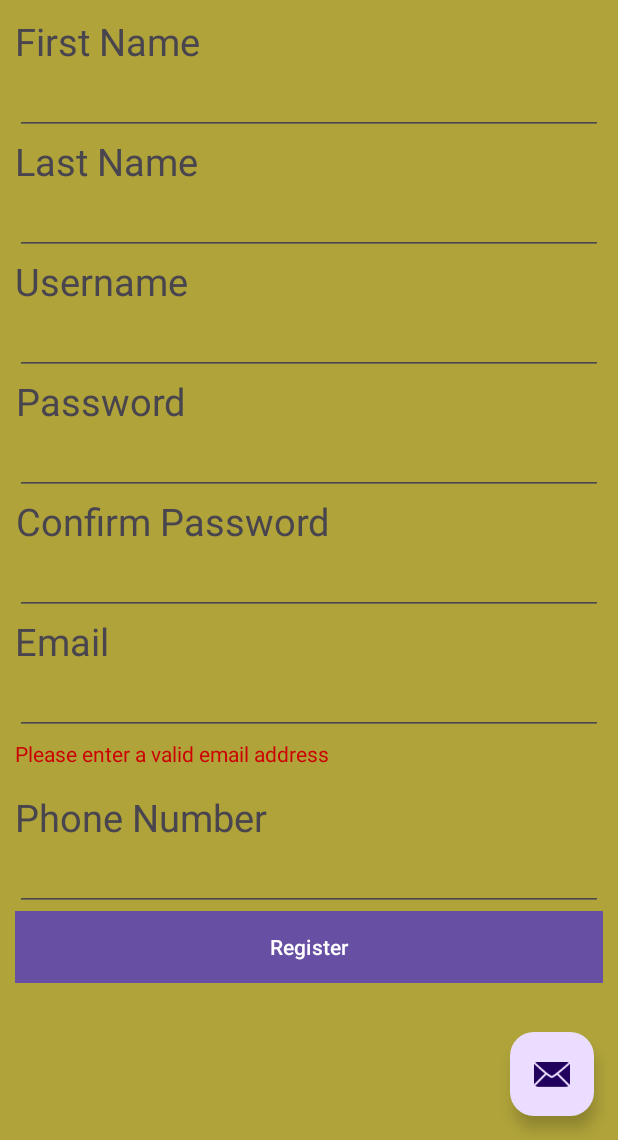
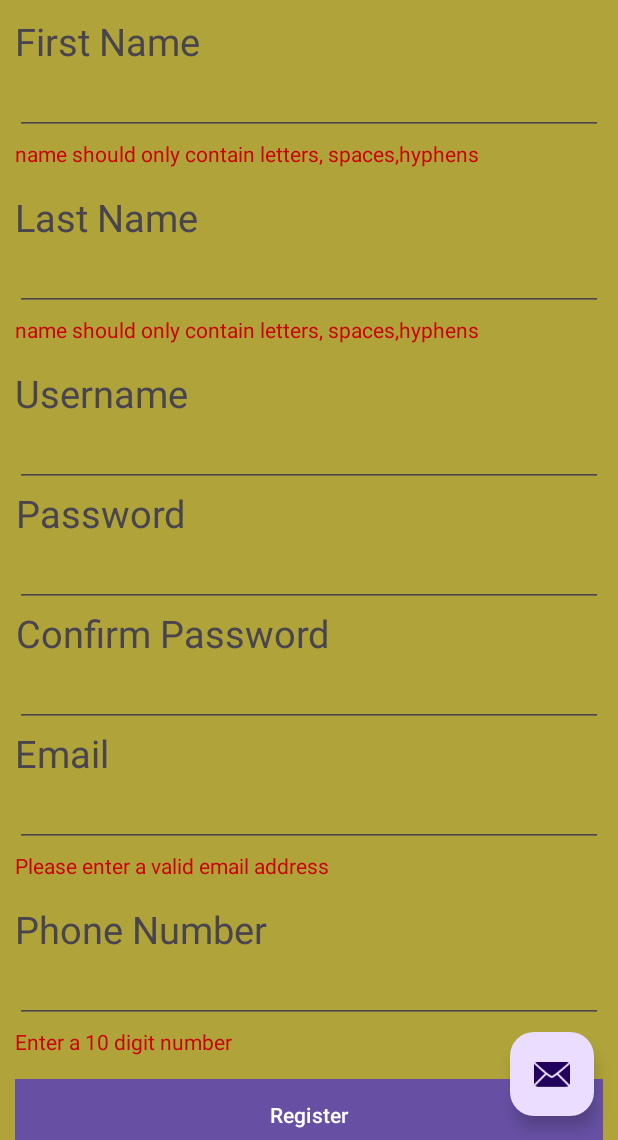
Before and after one commit to balsharif2023/Group9, an Android app: the RegistrationPage screen opened through its navigation route, after a tap on "Register", on a phone screen of 412 x 824 dp, the part 96-1236 px from its top. Run offline under Robolectric (Android 15) with nearby library versions, the phone set to English and light mode, and no system bars; our stand-ins replace Volley, navigation-ui.

Commit message:
Form validation is functional, pdf download in progress.

```diff
--- a/build.gradle.kts
+++ b/build.gradle.kts
@@ -39,6 +39,7 @@ dependencies {
     implementation("androidx.navigation:navigation-fragment:2.5.3")
     implementation("androidx.navigation:navigation-ui:2.5.3")
     implementation("com.android.volley:volley:1.2.1")
+
     testImplementation("junit:junit:4.13.2")
     androidTestImplementation("androidx.test.ext:junit:1.1.5")
     androidTestImplementation("androidx.test.espresso:espresso-core:3.5.1")
--- a/src/main/AndroidManifest.xml
+++ b/src/main/AndroidManifest.xml
@@ -29,4 +29,6 @@
     <!-- permissions for INTERNET -->
     <uses-permission android:name="android.permission.INTERNET"/>
 
+    <uses-permission android:name="android.permission.ACCESS_NETWORK_STATE" />
+
 </manifest>
--- a/src/main/java/com/example/secureonlinesharing/DocumentViewer.java
+++ b/src/main/java/com/example/secureonlinesharing/DocumentViewer.java
@@ -5,6 +5,7 @@ import android.content.res.AssetFileDescriptor;
 import android.content.res.Resources;
 import android.graphics.Bitmap;
 import android.net.Uri;
+import android.os.AsyncTask;
 import android.os.Bundle;
 import android.os.ParcelFileDescriptor;
 import android.util.DisplayMetrics;
@@ -17,6 +18,9 @@ import android.widget.ImageView;
 import android.widget.MediaController;
 import android.graphics.pdf.PdfRenderer;
 
+
+
+
 import androidx.annotation.NonNull;
 import androidx.annotation.RawRes;
 import androidx.fragment.app.Fragment;
@@ -25,11 +29,16 @@ import androidx.navigation.fragment.NavHostFragment;
 import com.example.secureonlinesharing.databinding.DocumentViewerBinding;
 import com.example.secureonlinesharing.databinding.FragmentThirdBinding;
 
+import java.io.BufferedInputStream;
 import java.io.File;
 import java.io.FileOutputStream;
 import java.io.IOException;
 import java.io.InputStream;
+import java.net.HttpURLConnection;
 import java.net.URI;
+import java.net.URL;
+
+import javax.net.ssl.HttpsURLConnection;
 
 public class DocumentViewer extends Fragment {
 
@@ -37,6 +46,14 @@ public class DocumentViewer extends Fragment {
     private int pdfPageNum;
 
     private PdfRenderer renderer;
+
+    // creating a variable
+    // for PDF view.
+   // PDFView pdfView;
+
+    // url of our PDF file.
+    String pdfurl = "https://innshomebase.com/securefilesharing/develop/public/loremipsum.pdf";
+
 
     @Override
     public View onCreateView(
@@ -112,6 +129,9 @@ public class DocumentViewer extends Fragment {
         super.onViewCreated(view, savedInstanceState);
 
        // ((MainActivity) getActivity()).backButton.setVisibility(View.VISIBLE);
+
+
+        new RetrievePDFfromUrl().execute(pdfurl);
         ImageButton backButton = getActivity().findViewById(R.id.backButton);
         if (backButton!= null)
         {
@@ -133,13 +153,13 @@ public class DocumentViewer extends Fragment {
         int pdfResource = R.raw.sample;
 
 
-        try {
-            renderer = openPdfFromRaw(getActivity(),binding.pdfView,
-                    getResources().openRawResource(pdfResource),
-                    pdfPageNum);
-        } catch (IOException e) {
-            throw new RuntimeException(e);
-        }
+//        try {
+////          //  renderer = openPdfFromRaw(getActivity(),binding.pdfView,
+////                    getResources().openRawResource(pdfResource),
+////                    pdfPageNum);
+//        } catch (IOException e) {
+//            throw new RuntimeException(e);
+//        }
 
         binding.pdfForwardButton.setOnClickListener(new View.OnClickListener() {
             @Override
@@ -197,6 +217,47 @@ public class DocumentViewer extends Fragment {
 
     }
 
+    // create an async task class for loading pdf file from URL.
+    class RetrievePDFfromUrl extends AsyncTask<String, Void, InputStream> {
+        @Override
+        protected InputStream doInBackground(String... strings) {
+            // we are using inputstream
+            // for getting out PDF.
+            InputStream inputStream = null;
+            try {
+                URL url = new URL(strings[0]);
+                // below is the step where we are
+                // creating our connection.
+                HttpURLConnection urlConnection = (HttpsURLConnection) url.openConnection();
+                if (urlConnection.getResponseCode() == 200) {
+                    // response is success.
+                    // we are getting input stream from url
+                    // and storing it in our variable.
+                    inputStream = new BufferedInputStream(urlConnection.getInputStream());
+                }
+
+            } catch (IOException e) {
+                // this is the method
+                // to handle errors.
+                e.printStackTrace();
+                return null;
+            }
+            return inputStream;
+        }
+
+        @Override
+        protected void onPostExecute(InputStream inputStream) {
+            // after the execution of our async
+            // task we are loading our pdf in our pdf view.
+            try {
+                openPdfFromRaw(getActivity(),binding.pdfView,inputStream,0);
+            } catch (IOException e) {
+                throw new RuntimeException(e);
+            }
+        }
+    }
+
+
     @Override
     public void onDestroyView() {
         super.onDestroyView();
--- a/src/main/java/com/example/secureonlinesharing/RegistrationPage.java
+++ b/src/main/java/com/example/secureonlinesharing/RegistrationPage.java
@@ -58,9 +58,7 @@ public class RegistrationPage extends Fragment {
         binding.registerButton.setOnClickListener(new View.OnClickListener() {
             @Override
             public void onClick(View view) {
-//                Pattern pattern = Pattern.compile("^[A-Za-z0-9+_.-]+@[A-Za-z0-9.-]+$", Pattern.CASE_INSENSITIVE);
-//                Matcher matcher = pattern.matcher("Visit W3Schools!");
-//                boolean matchFound = matcher.find();
+
 
                 validateForm();
 
@@ -74,14 +72,38 @@ public class RegistrationPage extends Fragment {
     public void validateForm() {
         // extract the entered data from the EditText
         String emailToText = binding.emailInput.getText().toString();
+        String phoneToText = binding.phoneNumberInput.getText().toString();
+
+        String firstToText = binding.firstNameInput.getText().toString();
+        String lastToText = binding.lastNameInput.getText().toString();
 
         // Android offers the inbuilt patterns which the entered
         // data from the EditText field needs to be compared with
         // In this case the entered data needs to compared with
         // the EMAIL_ADDRESS, which is implemented same below
-        if (emailToText.isEmpty() || !Patterns.EMAIL_ADDRESS.matcher(emailToText).matches()) {
-           binding.emailInvalidMessage.setVisibility(View.VISIBLE);
-        }
+        boolean invalid = (emailToText.isEmpty() || !Patterns.EMAIL_ADDRESS.matcher(emailToText).matches());
+            binding.emailInvalidMessage.setVisibility(invalid ? View.VISIBLE : View.GONE);
+
+
+        invalid = phoneToText.isEmpty() || !Patterns.PHONE.matcher(phoneToText).matches();
+            binding.phoneNumInvalidMessage.setVisibility(invalid ? View.VISIBLE : View.GONE);
+
+
+        Pattern pattern = Pattern.compile("^[A-Za-z-]+$", Pattern.CASE_INSENSITIVE);
+        Matcher matcher = pattern.matcher(firstToText);
+        boolean matchFound = matcher.find();
+
+        binding.firstNameInvalidMessage.setVisibility(matchFound ? View.GONE : View.VISIBLE);
+
+
+
+        matcher = pattern.matcher(lastToText);
+
+        matchFound = matcher.find();
+
+
+        binding.lastNameInvalidMessage.setVisibility(matchFound ? View.GONE : View.VISIBLE);
+
 
 
 
--- a/src/main/java/com/example/secureonlinesharing/ThirdFragment.java
+++ b/src/main/java/com/example/secureonlinesharing/ThirdFragment.java
@@ -33,7 +33,7 @@ public class ThirdFragment extends Fragment {
         VideoView videoView = (VideoView) binding.videoView;  //casting to VideoView is not Strictly required above API level 26
         videoView.setZOrderOnTop(true);
         videoView.setVisibility(View.VISIBLE);
-        videoView.setVideoURI(Uri.parse("android.resource://" + getActivity().getPackageName() + "/" + R.raw.monkey)); //set the path of the video that we need to use in our VideoView
+  //      videoView.setVideoURI(Uri.parse("android.resource://" + getActivity().getPackageName() + "/" + R.raw.monkey)); //set the path of the video that we need to use in our VideoView
 
         MediaController mediaController = new MediaController(getActivity());
         mediaController.setAnchorView(videoView);
--- a/src/main/res/layout/document_viewer.xml
+++ b/src/main/res/layout/document_viewer.xml
@@ -64,6 +64,9 @@
 
         </LinearLayout>
 
+
+
+
         <LinearLayout
             android:layout_width="match_parent"
             android:layout_height="match_parent"
--- a/src/main/res/layout/registration_page.xml
+++ b/src/main/res/layout/registration_page.xml
@@ -36,6 +36,14 @@
                 android:ellipsize="end"
                 android:ems="10"
                 android:inputType="text" />
+
+            <TextView
+                android:id="@+id/firstNameInvalidMessage"
+                style="@style/formValidation"
+                android:layout_width="match_parent"
+                android:layout_height="wrap_content"
+                android:text="@string/name_invalid"
+                android:visibility="gone" />
         </LinearLayout>
 
         <LinearLayout
@@ -59,6 +67,14 @@
                 android:ellipsize="end"
                 android:ems="10"
                 android:inputType="text" />
+
+            <TextView
+                android:id="@+id/lastNameInvalidMessage"
+                style="@style/formValidation"
+                android:layout_width="match_parent"
+                android:layout_height="wrap_content"
+                android:text="@string/name_invalid"
+                android:visibility="gone" />
         </LinearLayout>
 
         <LinearLayout
@@ -82,6 +98,14 @@
                 android:ellipsize="end"
                 android:ems="10"
                 android:inputType="text" />
+
+            <TextView
+                android:id="@+id/userNameInvalidMessage"
+                style="@style/formValidation"
+                android:layout_width="match_parent"
+                android:layout_height="wrap_content"
+                android:text="@string/email_invalid_message"
+                android:visibility="gone" />
         </LinearLayout>
 
         <LinearLayout
@@ -104,6 +128,14 @@
                 android:layout_weight="1"
                 android:ems="12"
                 android:inputType="textPassword" />
+
+            <TextView
+                android:id="@+id/passwordInvalidMessage"
+                style="@style/formValidation"
+                android:layout_width="match_parent"
+                android:layout_height="wrap_content"
+                android:text="@string/email_invalid_message"
+                android:visibility="gone" />
         </LinearLayout>
 
 
@@ -127,6 +159,14 @@
                 android:layout_weight="1"
                 android:ems="12"
                 android:inputType="textPassword" />
+
+            <TextView
+                android:id="@+id/passwordConfirmInvalidMessage"
+                style="@style/formValidation"
+                android:layout_width="match_parent"
+                android:layout_height="wrap_content"
+                android:text="@string/pass_confirm_invalid"
+                android:visibility="gone" />
         </LinearLayout>
 
         <LinearLayout
@@ -180,6 +220,14 @@
                 android:ems="10"
                 android:inputType="phone" />
 
+            <TextView
+                android:id="@+id/phoneNumInvalidMessage"
+                style="@style/formValidation"
+                android:layout_width="match_parent"
+                android:layout_height="wrap_content"
+                android:text="@string/phone_num_invalid"
+                android:visibility="gone" />
+
         </LinearLayout>
 
 
--- a/src/main/res/values/strings.xml
+++ b/src/main/res/values/strings.xml
@@ -63,4 +63,7 @@
     <string name="email_label">Email</string>
     <string name="phone_number_label">Phone Number</string>
     <string name="email_invalid_message">Please enter a valid email address</string>
+    <string name="phone_num_invalid">Enter a 10 digit number</string>
+    <string name="pass_confirm_invalid">Two passwords do not match</string>
+    <string name="name_invalid">name should only contain letters, spaces,hyphens</string>
 </resources>
```
